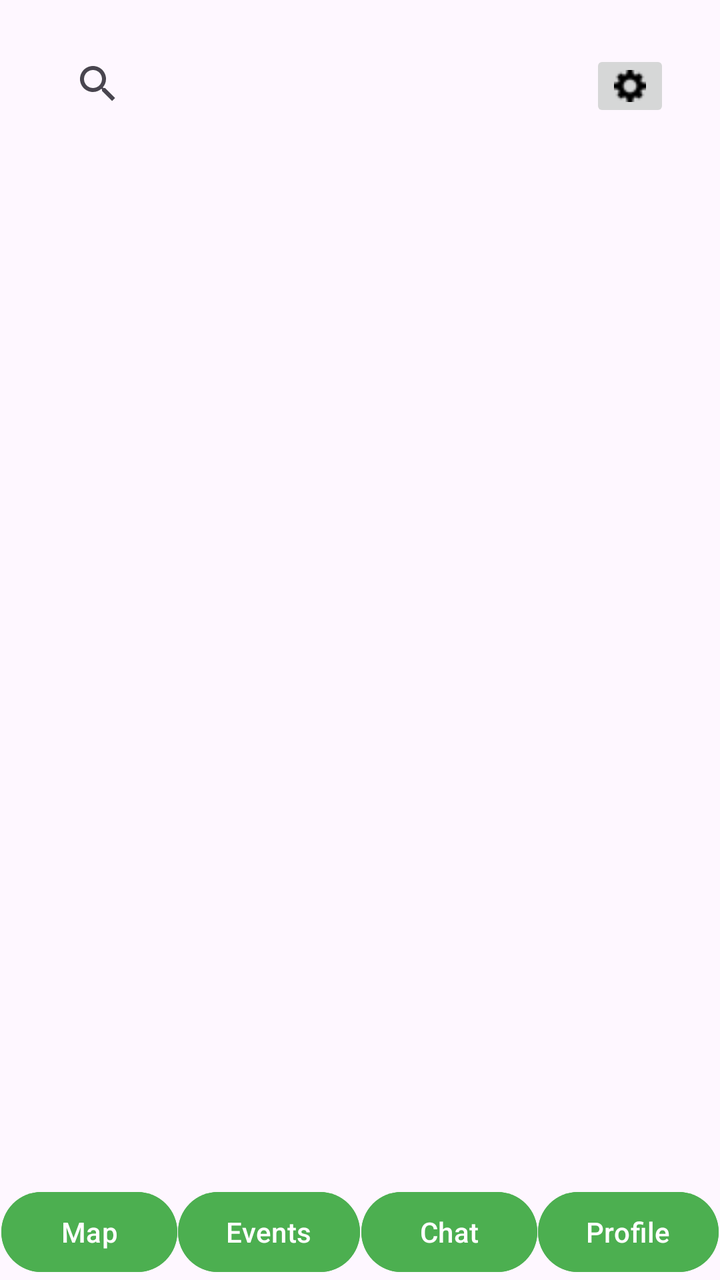
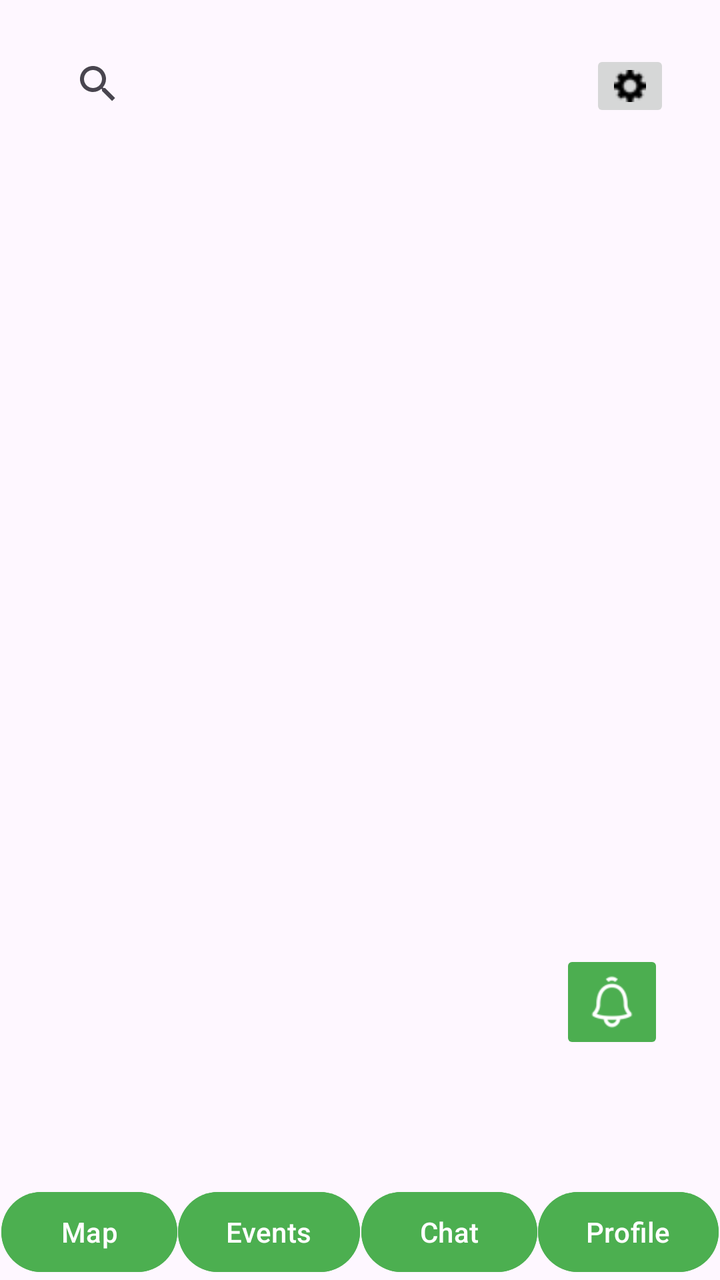

The first picture is an Android layout as it rendered before a commit; the second is the same layout after the commit. The layout source and the unified diff follow.
<!-- AndroidManifest.xml: application theme Theme.COSC341_Step4 -->
<!-- res/layout/activity_main.xml -->
<?xml version="1.0" encoding="utf-8"?>
<androidx.constraintlayout.widget.ConstraintLayout xmlns:android="http://schemas.android.com/apk/res/android"
    xmlns:app="http://schemas.android.com/apk/res-auto"
    xmlns:tools="http://schemas.android.com/tools"
    android:id="@+id/main"
    android:layout_width="match_parent"
    android:layout_height="match_parent"
    tools:context=".MainActivity">

    <Button
        android:id="@+id/button"
        android:layout_width="wrap_content"
        android:layout_height="wrap_content"
        android:backgroundTint="#4CAF50"
        android:text="Events"
        android:textColor="#FFFFFF"
        app:layout_constraintBottom_toBottomOf="parent"
        app:layout_constraintEnd_toStartOf="@+id/button6"
        app:layout_constraintHorizontal_weight="1"
        app:layout_constraintStart_toEndOf="@+id/mapButton" />

    <Button
        android:id="@+id/button3"
        android:layout_width="wrap_content"
        android:layout_height="wrap_content"
        android:backgroundTint="#4CAF50"
        android:text="Profile"
        android:textColor="#FFFFFF"
        app:layout_constraintBottom_toBottomOf="parent"
        app:layout_constraintEnd_toEndOf="parent"
        app:layout_constraintStart_toEndOf="@+id/button6" />

    <Button
        android:id="@+id/mapButton"
        android:layout_width="wrap_content"
        android:layout_height="wrap_content"
        android:backgroundTint="#4CAF50"
        android:onClick="onClickMap"
        android:text="Map"
        android:textColor="#FFFFFF"
        app:layout_constraintBottom_toBottomOf="parent"
        app:layout_constraintEnd_toStartOf="@+id/button"
        app:layout_constraintHorizontal_weight="1"
        app:layout_constraintStart_toStartOf="parent" />

    <ImageButton
        android:id="@+id/imageButton"
        android:layout_width="wrap_content"
        android:layout_height="wrap_content"
        android:layout_marginTop="25dp"
        android:layout_marginEnd="25dp"
        app:layout_constraintEnd_toEndOf="parent"
        app:layout_constraintTop_toTopOf="parent"
        app:srcCompat="@drawable/gear" />

    <SearchView
        android:layout_width="306dp"
        android:layout_height="34dp"
        android:layout_marginStart="25dp"
        android:layout_marginTop="25dp"
        app:layout_constraintStart_toStartOf="parent"
        app:layout_constraintTop_toTopOf="parent" />

    <Button
        android:id="@+id/button6"
        android:layout_width="wrap_content"
        android:layout_height="wrap_content"
        android:backgroundTint="#4CAF50"
        android:onClick="onClickChat"
        android:text="Chat"
        app:layout_constraintBottom_toBottomOf="parent"
        app:layout_constraintEnd_toStartOf="@+id/button3"
        app:layout_constraintStart_toEndOf="@+id/button" />

</androidx.constraintlayout.widget.ConstraintLayout>
<!-- resources referenced by this layout -->
<resources>
  <!-- drawable gear: png bitmap (drawable, 281 bytes) -->
  <style name="Theme.COSC341_Step4" parent="Base.Theme.COSC341_Step4" />
  <style name="Base.Theme.COSC341_Step4" parent="Theme.Material3.DayNight.NoActionBar">
          
          
      </style>
</resources>

<!-- the commit's change to res/layout/activity_main.xml (unified diff, before → after) -->
@@ -72,4 +72,17 @@
         app:layout_constraintEnd_toStartOf="@+id/button3"
         app:layout_constraintStart_toEndOf="@+id/button" />
 
+    <ImageButton
+        android:id="@+id/imageButton2"
+        android:layout_width="52dp"
+        android:layout_height="52dp"
+        android:layout_marginEnd="28dp"
+        android:layout_marginBottom="65dp"
+        android:backgroundTint="#4CAE50"
+        android:onClick="onClickNotif"
+        android:scaleType="fitCenter"
+        app:layout_constraintBottom_toTopOf="@+id/button3"
+        app:layout_constraintEnd_toEndOf="parent"
+        app:srcCompat="@drawable/bell" />
+
 </androidx.constraintlayout.widget.ConstraintLayout>
<!-- resource entries referenced after the edit -->
@@ -1,5 +1,6 @@
 <!-- resources referenced by this layout -->
 <resources>
+  <!-- drawable bell: png bitmap (drawable, 1465 bytes) -->
   <!-- drawable gear: png bitmap (drawable, 281 bytes) -->
   <style name="Theme.COSC341_Step4" parent="Base.Theme.COSC341_Step4" />
   <style name="Base.Theme.COSC341_Step4" parent="Theme.Material3.DayNight.NoActionBar">
